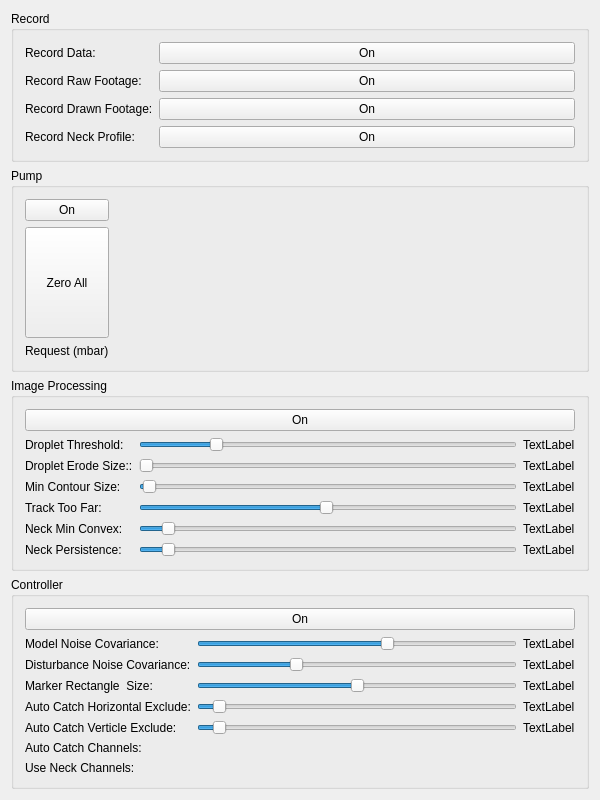
Old version of the form EVA01/ueva/dashboard.ui in the repository DaveSketchySpeedway/RoboDrop.
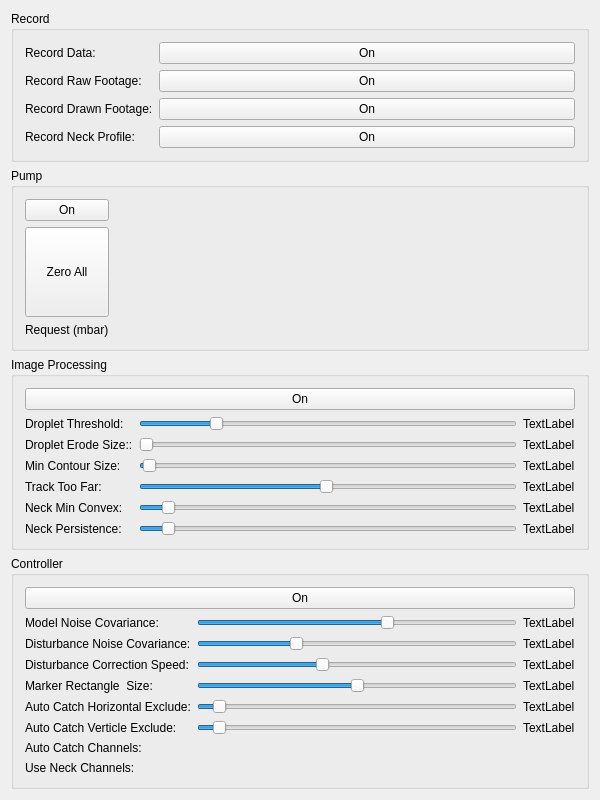
New version of the form.

Patch:
```diff
--- a/EVA01/ueva/dashboard.ui
+++ b/EVA01/ueva/dashboard.ui
@@ -423,14 +423,7 @@
      <layout class="QVBoxLayout" name="verticalLayout_4">
       <item>
        <layout class="QGridLayout" name="gridLayout_3">
-        <item row="5" column="2">
-         <widget class="QLabel" name="autoVertExclLabel">
-          <property name="text">
-           <string>TextLabel</string>
-          </property>
-         </widget>
-        </item>
-        <item row="5" column="1">
+        <item row="7" column="1">
          <widget class="QSlider" name="autoVertExclSlider">
           <property name="minimum">
            <number>0</number>
@@ -449,7 +442,7 @@
           </property>
          </widget>
         </item>
-        <item row="3" column="1">
+        <item row="5" column="1">
          <widget class="QSlider" name="markerSizeSlider">
           <property name="minimum">
            <number>0</number>
@@ -468,21 +461,21 @@
           </property>
          </widget>
         </item>
-        <item row="3" column="2">
+        <item row="5" column="2">
          <widget class="QLabel" name="markerSizeLabel">
           <property name="text">
            <string>TextLabel</string>
           </property>
          </widget>
         </item>
-        <item row="4" column="0">
+        <item row="6" column="0">
          <widget class="QLabel" name="label_15">
           <property name="text">
            <string>Auto Catch Horizontal Exclude:</string>
           </property>
          </widget>
         </item>
-        <item row="4" column="1">
+        <item row="6" column="1">
          <widget class="QSlider" name="autoHorzExclSlider">
           <property name="minimum">
            <number>0</number>
@@ -501,7 +494,7 @@
           </property>
          </widget>
         </item>
-        <item row="4" column="2">
+        <item row="6" column="2">
          <widget class="QLabel" name="autoHorzExclLabel">
           <property name="text">
            <string>TextLabel</string>
@@ -518,49 +511,49 @@
           </property>
          </widget>
         </item>
-        <item row="3" column="0">
+        <item row="5" column="0">
          <widget class="QLabel" name="label_7">
           <property name="text">
            <string>Marker Rectangle  Size:</string>
           </property>
          </widget>
         </item>
-        <item row="1" column="0">
+        <item row="2" column="0">
          <widget class="QLabel" name="label_19">
           <property name="text">
            <string>Model Noise Covariance:</string>
           </property>
          </widget>
         </item>
-        <item row="5" column="0">
+        <item row="7" column="0">
          <widget class="QLabel" name="label_17">
           <property name="text">
            <string>Auto Catch Verticle Exclude:</string>
           </property>
          </widget>
         </item>
-        <item row="2" column="0">
+        <item row="3" column="0">
          <widget class="QLabel" name="label_20">
           <property name="text">
            <string>Disturbance Noise Covariance:</string>
           </property>
          </widget>
         </item>
-        <item row="1" column="2">
-         <widget class="QLabel" name="modelCovLabel">
-          <property name="text">
-           <string>TextLabel</string>
-          </property>
-         </widget>
-        </item>
         <item row="2" column="2">
+         <widget class="QLabel" name="modelCovLabel">
+          <property name="text">
+           <string>TextLabel</string>
+          </property>
+         </widget>
+        </item>
+        <item row="3" column="2">
          <widget class="QLabel" name="disturbanceCovLabel">
           <property name="text">
            <string>TextLabel</string>
           </property>
          </widget>
         </item>
-        <item row="1" column="1">
+        <item row="2" column="1">
          <widget class="QSlider" name="modelCovSlider">
           <property name="minimum">
            <number>-80</number>
@@ -579,7 +572,7 @@
           </property>
          </widget>
         </item>
-        <item row="2" column="1">
+        <item row="3" column="1">
          <widget class="QSlider" name="disturbanceCovSlider">
           <property name="minimum">
            <number>-80</number>
@@ -601,6 +594,46 @@
           </property>
          </widget>
         </item>
+        <item row="7" column="2">
+         <widget class="QLabel" name="autoVertExclLabel">
+          <property name="text">
+           <string>TextLabel</string>
+          </property>
+         </widget>
+        </item>
+        <item row="4" column="0">
+         <widget class="QLabel" name="label_21">
+          <property name="text">
+           <string>Disturbance Correction Speed:</string>
+          </property>
+         </widget>
+        </item>
+        <item row="4" column="1">
+         <widget class="QSlider" name="disturbanceCorrSlider">
+          <property name="minimum">
+           <number>1</number>
+          </property>
+          <property name="maximum">
+           <number>50</number>
+          </property>
+          <property name="pageStep">
+           <number>1</number>
+          </property>
+          <property name="value">
+           <number>20</number>
+          </property>
+          <property name="orientation">
+           <enum>Qt::Horizontal</enum>
+          </property>
+         </widget>
+        </item>
+        <item row="4" column="2">
+         <widget class="QLabel" name="disturbanceCorrLabel">
+          <property name="text">
+           <string>TextLabel</string>
+          </property>
+         </widget>
+        </item>
        </layout>
       </item>
       <item>
```
